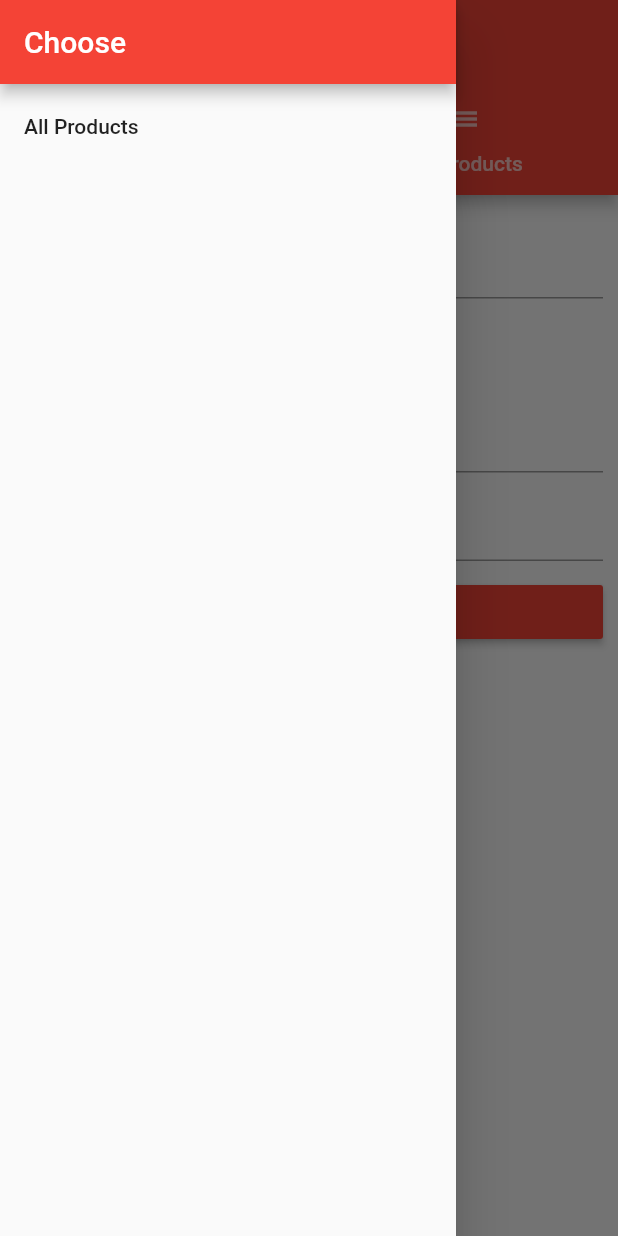
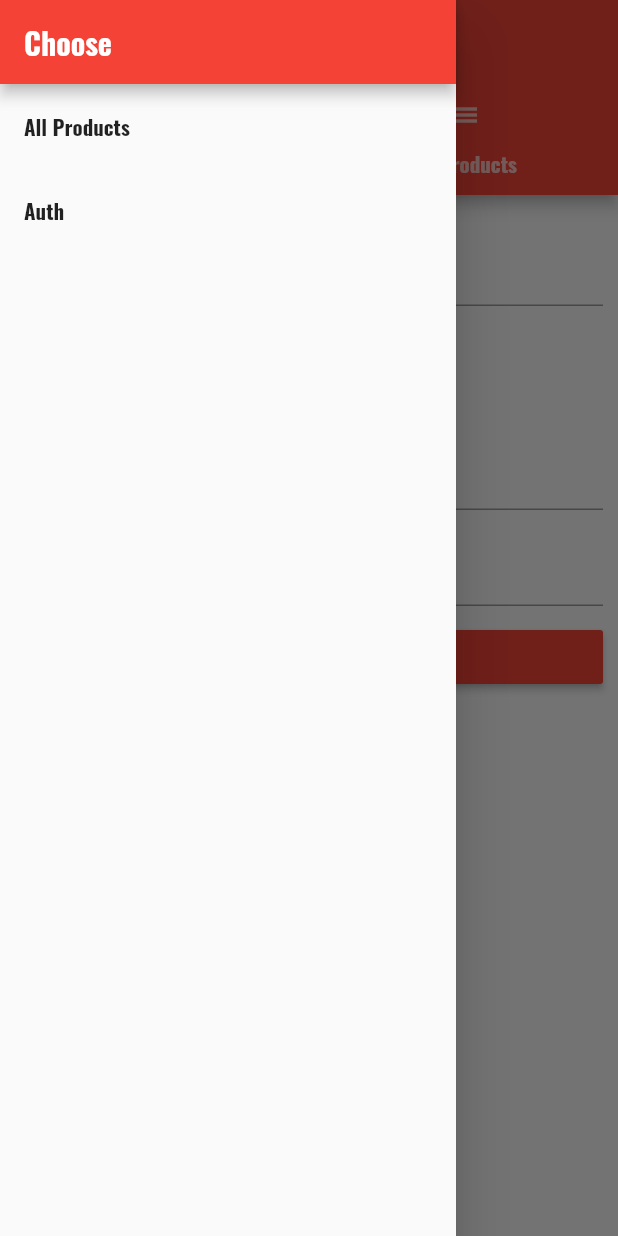
Before and after one commit to mlslucio/curso-flutter, a Flutter app: the ProductAdminScreen screen opened by its route, with the side drawer open, on a phone screen of 412 x 824 dp. Run offline on Flutter 3.47's test engine with Material 2 defaults, Android fonts, the phone set to English and light mode, and no system bars.

Commit message:
add listbuilder para listar produtos para alteracao

```diff
--- a/lib/screens/home.dart
+++ b/lib/screens/home.dart
@@ -18,6 +18,7 @@ class HomeScreen extends StatelessWidget {
               title: Text('Choose'),
             ),
             ListTile(
+                leading: Icon(Icons.edit),
                 title: Text('Manage Products'),
                 onTap: () => Navigator.pushReplacementNamed(context, '/admin'))
           ],
--- a/lib/screens/product_admin.dart
+++ b/lib/screens/product_admin.dart
@@ -6,8 +6,9 @@ import 'product_list.dart';
 class ProductAdminScreen extends StatelessWidget {
   final Function addProduct;
   final Function deleteProduct;
+  final List<Map<String, dynamic>> products;
 
-  ProductAdminScreen(this.addProduct, this.deleteProduct);
+  ProductAdminScreen(this.addProduct, this.deleteProduct, this.products);
 
   @override
   Widget build(BuildContext context) {
@@ -23,7 +24,12 @@ class ProductAdminScreen extends StatelessWidget {
                   ),
                   ListTile(
                       title: Text('All Products'),
-                      onTap: () => Navigator.pushReplacementNamed(context, '/'))
+                      onTap: () =>
+                          Navigator.pushReplacementNamed(context, '/')),
+                  ListTile(
+                      title: Text('Auth'),
+                      onTap: () =>
+                          Navigator.pushReplacementNamed(context, '/auth'))
                 ],
               ),
             ),
@@ -42,7 +48,7 @@ class ProductAdminScreen extends StatelessWidget {
             body: TabBarView(
               children: <Widget>[
                 ProductCreateScreen(addProduct),
-                ProductListScreen()
+                ProductListScreen(products)
               ],
             )));
   }
--- a/lib/screens/product_create.dart
+++ b/lib/screens/product_create.dart
@@ -16,36 +16,44 @@ class _ProductCreateState extends State<ProductCreateScreen> {
   String title = '';
   String description = '';
   double price = 0.0;
+  final GlobalKey<FormState> _formKey = GlobalKey<FormState>();
 
   @override
   Widget build(BuildContext context) {
-    return Container(
+    return GestureDetector(
+        onTap: () {
+          FocusScope.of(context).requestFocus(FocusNode());
+        },
+        child: Container(
             margin: EdgeInsets.all(10.0),
+            child: Form(
+                key: _formKey,
                 child: ListView(
                   children: <Widget>[
-            TextField(
+                    TextFormField(
+                        validator: (String value) {
+                          if (value.isEmpty) {
+                            return 'Title is required';
+                          }
+                        },
                         decoration: InputDecoration(labelText: 'Title'),
-                onChanged: (String value) {
-                  setState(() {
+                        onSaved: (String value) {
                           this.title = value;
-                  });
                         }),
-            TextField(
+                    TextFormField(
                       decoration: InputDecoration(labelText: 'Description'),
+                      onSaved: (String value) {
+                        this.description = value;
+                      },
                       maxLines: 4,
-                onChanged: (String value) {
-                  setState(() {
-                    this.description = value;
-                  });
-                }),
-            TextField(
+                    ),
+                    TextFormField(
                       decoration: InputDecoration(labelText: 'Price'),
                       keyboardType: TextInputType.number,
-                onChanged: (String value) {
-                  setState(() {
+                      onSaved: (String value) {
                         this.price = double.parse(value);
-                  });
-                }),
+                      },
+                    ),
                     SizedBox(
                       height: 10.0,
                     ),
@@ -54,6 +62,8 @@ class _ProductCreateState extends State<ProductCreateScreen> {
                       textColor: Colors.white,
                       child: Text('Save'),
                       onPressed: () {
+                        _formKey.currentState.validate();
+                        _formKey.currentState.save();
                         final Map<String, dynamic> product = {
                           'title': title,
                           'description': description,
@@ -65,6 +75,6 @@ class _ProductCreateState extends State<ProductCreateScreen> {
                       },
                     )
                   ],
-        ));
+                ))));
   }
 }
```
Also changed, not shown: lib/main.dart (+8 -4 lines), lib/products.dart (+28 -3 lines), lib/screens/auth.dart (+74 -5 lines), lib/screens/product_detail.dart (+4 -4 lines), lib/screens/product_list.dart (+19 -4 lines), pubspec.yaml (+6 -4 lines), assets/background.jpg (added), assets/fonts/Oswald-Bold.ttf (added), pubspec.lock. Lines whose indentation alone changed are shown as unchanged.
